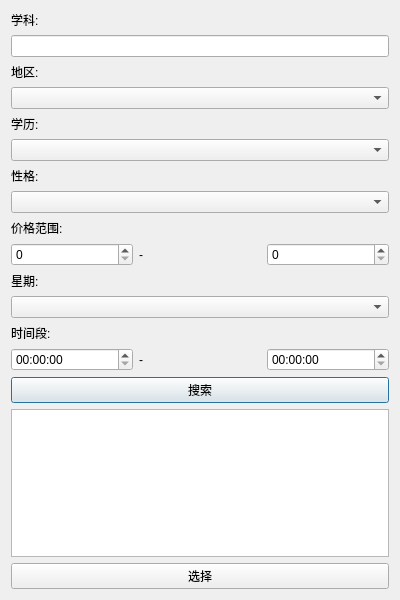
First picture: the form in ui/matchingdialog.ui, repository Pluto-R/SMART_CMS, before the edit.
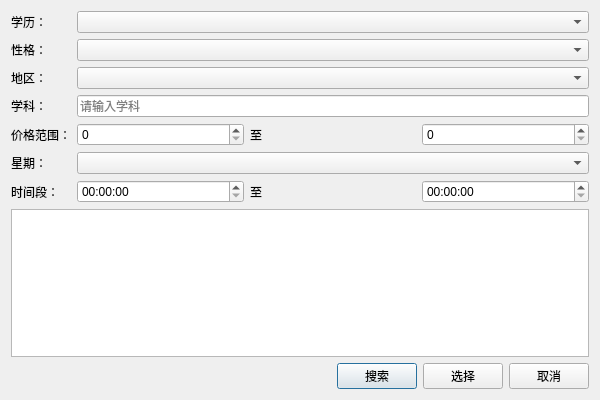
Second picture: the form after the edit.

Diff of the .ui file:
```diff
--- a/ui/matchingdialog.ui
+++ b/ui/matchingdialog.ui
@@ -6,8 +6,8 @@
    <rect>
     <x>0</x>
     <y>0</y>
-    <width>400</width>
-    <height>600</height>
+    <width>600</width>
+    <height>400</height>
    </rect>
   </property>
   <property name="windowTitle">
@@ -15,95 +15,115 @@
   </property>
   <layout class="QVBoxLayout" name="verticalLayout">
    <item>
-    <widget class="QLabel" name="label">
+    <layout class="QFormLayout" name="formLayout">
+     <item row="0" column="0">
+      <widget class="QLabel" name="educationLabel">
      <property name="text">
-      <string>学科:</string>
+        <string>学历：</string>
      </property>
     </widget>
    </item>
-   <item>
-    <widget class="QLineEdit" name="subjectLineEdit"/>
-   </item>
-   <item>
-    <widget class="QLabel" name="label_2">
-     <property name="text">
-      <string>地区:</string>
-     </property>
-    </widget>
-   </item>
-   <item>
-    <widget class="QComboBox" name="districtComboBox"/>
-   </item>
-   <item>
-    <widget class="QLabel" name="label_3">
-     <property name="text">
-      <string>学历:</string>
-     </property>
-    </widget>
-   </item>
-   <item>
+     <item row="0" column="1">
     <widget class="QComboBox" name="educationComboBox"/>
    </item>
-   <item>
-    <widget class="QLabel" name="label_4">
+     <item row="1" column="0">
+      <widget class="QLabel" name="characterLabel">
      <property name="text">
-      <string>性格:</string>
+        <string>性格：</string>
      </property>
     </widget>
    </item>
-   <item>
+     <item row="1" column="1">
     <widget class="QComboBox" name="characterComboBox"/>
    </item>
-   <item>
-    <widget class="QLabel" name="label_5">
+     <item row="2" column="0">
+      <widget class="QLabel" name="districtLabel">
      <property name="text">
-      <string>价格范围:</string>
+        <string>地区：</string>
      </property>
     </widget>
    </item>
+     <item row="2" column="1">
+      <widget class="QComboBox" name="districtComboBox"/>
+     </item>
+     <item row="3" column="0">
+      <widget class="QLabel" name="subjectLabel">
+       <property name="text">
+        <string>学科：</string>
+       </property>
+      </widget>
+     </item>
+     <item row="3" column="1">
+      <widget class="QLineEdit" name="subjectLineEdit">
+       <property name="placeholderText">
+        <string>请输入学科</string>
+       </property>
+      </widget>
+     </item>
+     <item row="4" column="0">
+      <widget class="QLabel" name="priceLabel">
+       <property name="text">
+        <string>价格范围：</string>
+       </property>
+      </widget>
+     </item>
+     <item row="4" column="1">
+      <layout class="QHBoxLayout" name="priceLayout">
    <item>
-    <layout class="QHBoxLayout" name="horizontalLayout">
-     <item>
-      <widget class="QSpinBox" name="priceMinSpinBox"/>
+        <widget class="QSpinBox" name="priceMinSpinBox">
+         <property name="minimum">
+          <number>0</number>
+         </property>
+         <property name="maximum">
+          <number>10000</number>
+         </property>
+        </widget>
      </item>
      <item>
-      <widget class="QLabel" name="label_6">
+        <widget class="QLabel" name="priceToLabel">
        <property name="text">
-        <string>-</string>
+          <string>至</string>
        </property>
       </widget>
      </item>
      <item>
-      <widget class="QSpinBox" name="priceMaxSpinBox"/>
+        <widget class="QSpinBox" name="priceMaxSpinBox">
+         <property name="minimum">
+          <number>0</number>
+         </property>
+         <property name="maximum">
+          <number>10000</number>
+         </property>
+        </widget>
      </item>
     </layout>
    </item>
-   <item>
-    <widget class="QLabel" name="label_7">
+     <item row="5" column="0">
+      <widget class="QLabel" name="weekdayLabel">
      <property name="text">
-      <string>星期:</string>
+        <string>星期：</string>
      </property>
     </widget>
    </item>
-   <item>
+     <item row="5" column="1">
     <widget class="QComboBox" name="weekdayComboBox"/>
    </item>
-   <item>
-    <widget class="QLabel" name="label_8">
+     <item row="6" column="0">
+      <widget class="QLabel" name="timeLabel">
      <property name="text">
-      <string>时间段:</string>
+        <string>时间段：</string>
      </property>
     </widget>
    </item>
-   <item>
-    <layout class="QHBoxLayout" name="horizontalLayout_2">
+     <item row="6" column="1">
+      <layout class="QHBoxLayout" name="timeLayout">
      <item>
       <widget class="QTimeEdit" name="startTimeEdit"/>
      </item>
      <item>
       <widget class="QLabel" name="label_9">
        <property name="text">
-        <string>-</string>
+          <string>至</string>
        </property>
       </widget>
      </item>
@@ -112,6 +132,26 @@
      </item>
     </layout>
    </item>
+    </layout>
+   </item>
+   <item>
+    <widget class="QListWidget" name="teachersListWidget"/>
+   </item>
+   <item>
+    <layout class="QHBoxLayout" name="buttonLayout">
+     <item>
+      <spacer name="horizontalSpacer">
+       <property name="orientation">
+        <enum>Qt::Horizontal</enum>
+       </property>
+       <property name="sizeHint">
+        <size>
+         <width>40</width>
+         <height>20</height>
+        </size>
+       </property>
+      </spacer>
+     </item>
    <item>
     <widget class="QPushButton" name="searchButton">
      <property name="text">
@@ -119,9 +159,6 @@
      </property>
     </widget>
    </item>
-   <item>
-    <widget class="QListWidget" name="teachersListWidget"/>
-   </item>
    <item>
     <widget class="QPushButton" name="selectButton">
      <property name="text">
@@ -129,6 +166,15 @@
      </property>
     </widget>
    </item>
+     <item>
+      <widget class="QPushButton" name="cancelButton">
+       <property name="text">
+        <string>取消</string>
+       </property>
+      </widget>
+     </item>
+    </layout>
+   </item>
   </layout>
  </widget>
  <resources/>
```
Left out of the diff: 21 changed lines with no effect on the pictures. Lines whose indentation alone changed are shown as unchanged.
